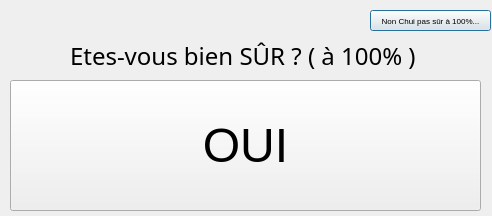
rdanf1/Python3.9_env_Desktop_app, file src/gui/dialog_yes_no.ui: the form before one commit.
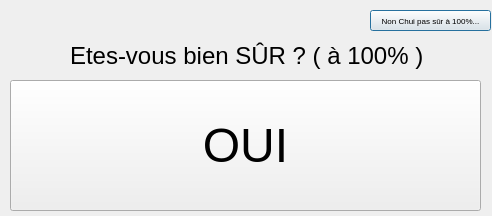
The form after the commit.

Commit message: pop-up button yes/no before payment or cancellation of a command : Step 2. = Ok ! 1. designed ui and compiled to py class 2. modifications in Grand_Restaurant_V2.py_V2.py and (created) dialog_OuiNon.py

Patch:
```diff
--- a/src/gui/dialog_yes_no.ui
+++ b/src/gui/dialog_yes_no.ui
@@ -75,7 +75,6 @@
    </property>
    <property name="font">
     <font>
-     <family>Jomolhari</family>
      <pointsize>18</pointsize>
     </font>
    </property>
```
Left out of the diff: 2 changed lines with no effect on the pictures. The commit also changes 3 other files.
